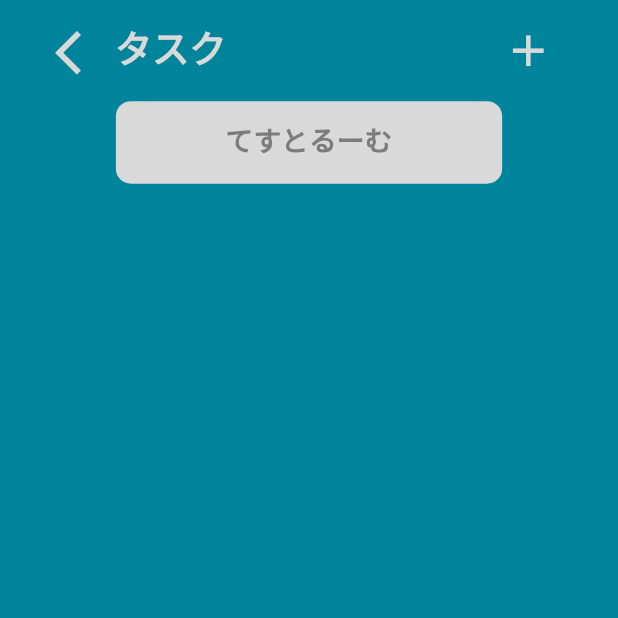
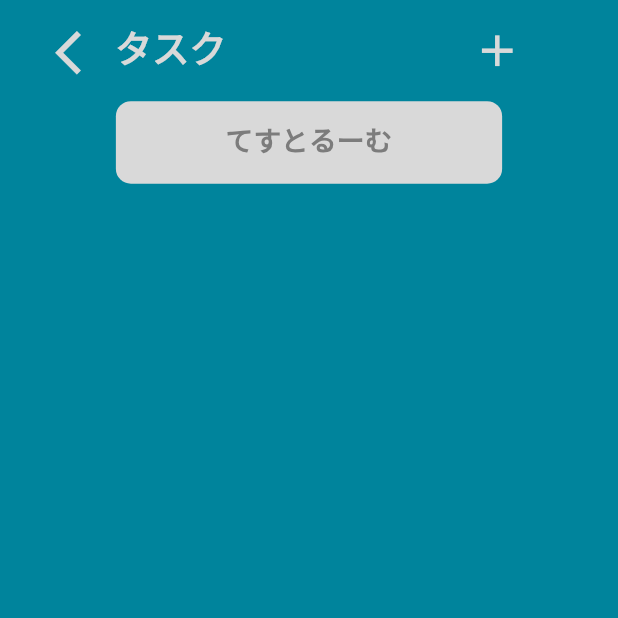
Before and after one commit to yadu2222/task_maid, a Flutter app: the PageTask screen opened directly, on a phone screen of 412 x 824 dp, the top half of it. Run offline on Flutter 3.47's test engine with Material 2 defaults, Android fonts, the phone set to English and light mode, and no system bars; our stand-ins replace google_fonts, sqflite; accounts and stored records are empty.

Commit message:
まーじしたいだけなのに

```diff
--- a/lib/view/pages/page_task.dart
+++ b/lib/view/pages/page_task.dart
@@ -81,7 +81,7 @@ class _PageTask extends State<PageTask> {
                       // タスク追加ボタン　リーダーのみ表示
                       items.room[taskRoomIndex]['leader'] == items.userInfo['userid']
                           ? Container(
-                              width: _screenSizeWidth * 0.55,
+                              width: _screenSizeWidth * 0.5,
                               alignment: Alignment.centerRight,
                               child: IconButton(
                                 onPressed: () {
@@ -189,7 +189,6 @@ class _PageTask extends State<PageTask> {
                                                         //Map<String, dynamic> workerInfo = items.friend[workerId];
                                                         return ListTile(
                                                             title: InkWell(
-
                                                           // ボタンの色替えを建設しろ
                                                           onTap: () {
                                                             items.worker = items.friend[workerId]['name'];
```
